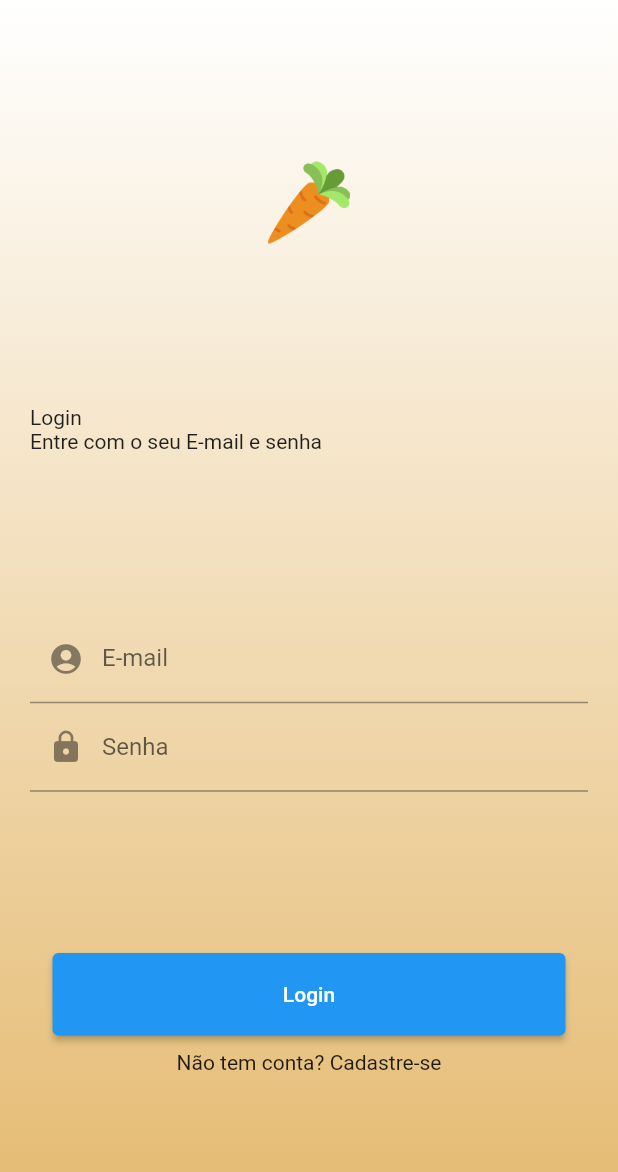
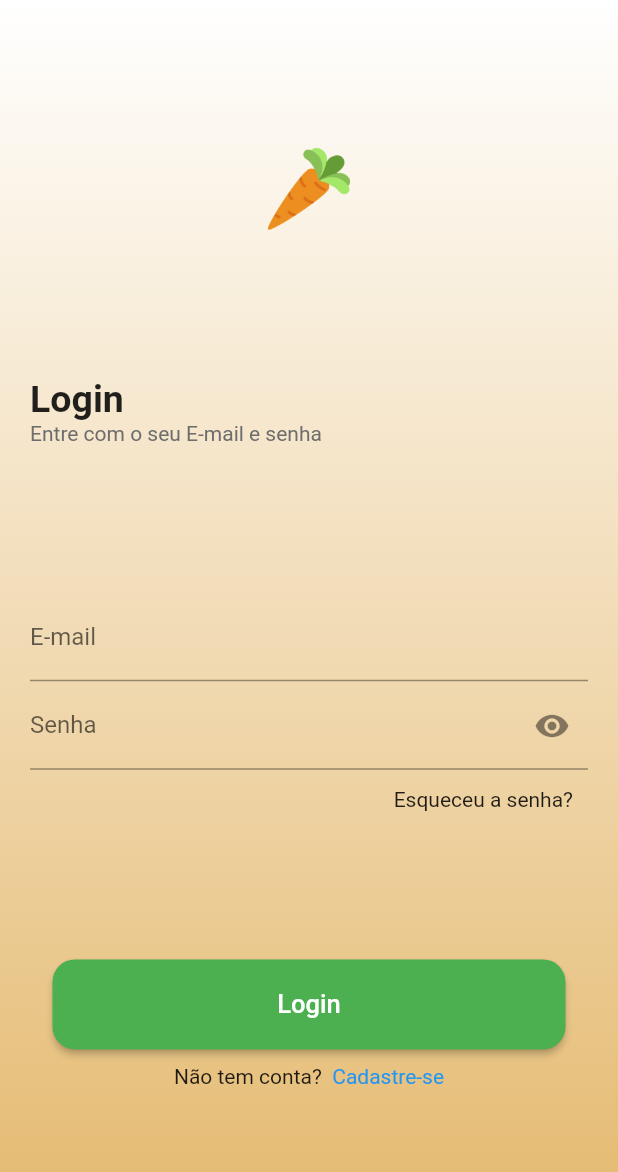
Before and after one commit to Rezende-Fabio/fruit-market, a Flutter app: the screen it shows after launch, on a phone screen of 412 x 824 dp. Shown: the top 1172 px of the screen. Run offline on Flutter 3.47's test engine with Material 2 defaults, Android fonts, the phone set to English and light mode, and no system bars.

Commit message:
login page style

```diff
--- /dev/null
+++ b/lib/components/form_login.dart
@@ -0,0 +1,61 @@
+import 'package:flutter/material.dart';
+
+class FormLogin extends StatefulWidget {
+  const FormLogin({super.key});
+
+  @override
+  State<FormLogin> createState() => _FormLoginState();
+}
+
+class _FormLoginState extends State<FormLogin> {
+  bool _verSenha = true;
+
+  @override
+  Widget build(BuildContext context) {
+    return Container(
+      padding: const EdgeInsets.only(left: 20, right: 20),
+      width: double.infinity,
+      child: Column(
+        mainAxisAlignment: MainAxisAlignment.center,
+        children: [
+          Column(
+            children: [
+              const TextField(
+                textInputAction: TextInputAction.next,
+                decoration: InputDecoration(
+                  labelText: "E-mail",
+                ),
+              ),
+              TextField(
+                obscureText: _verSenha,
+                textInputAction: TextInputAction.next,
+                decoration: InputDecoration(
+                  labelText: "Senha",
+                  suffixIcon: IconButton(
+                    icon: _verSenha
+                        ? const Icon(Icons.visibility)
+                        : const Icon(Icons.visibility_off),
+                    onPressed: () => {
+                      setState(() {
+                        _verSenha = !_verSenha;
+                      })
+                    },
+                  ),
+                ),
+              ),
+              const Padding(
+                padding: EdgeInsets.only(top: 12, right: 10),
+                child: Row(
+                  mainAxisAlignment: MainAxisAlignment.end,
+                  children: [
+                    Text("Esqueceu a senha?")
+                  ],
+                ),
+              )
+            ],
+          ),
+        ],
+      ),
+    );
+  }
+}
--- a/lib/main.dart
+++ b/lib/main.dart
@@ -11,7 +11,7 @@ class MyApp extends StatelessWidget {
   @override
   Widget build(BuildContext context) {
     return MaterialApp(
-      title: 'Flutter Demo',
+      title: 'Fruit Marke',
       theme: ThemeData(
         colorScheme: ColorScheme.fromSeed(seedColor: Colors.deepPurple),
         useMaterial3: true,
--- a/lib/pages/login.dart
+++ b/lib/pages/login.dart
@@ -1,4 +1,5 @@
 import 'package:flutter/material.dart';
+import '../components/form_login.dart';
 
 class Login extends StatefulWidget {
   @override
@@ -10,7 +11,7 @@ class _LoginState extends State<Login> {
   Widget build(BuildContext context) {
     return Scaffold(
       body: Container(
-        decoration: BoxDecoration(
+        decoration: const BoxDecoration(
           gradient: LinearGradient(
             begin: Alignment.topRight,
             end: Alignment.bottomRight,
@@ -22,67 +23,71 @@ class _LoginState extends State<Login> {
           children: [
             Center(
               child: Container(
-                  width: 55,
-                  child: Image.asset("assets/cenoura.png"),
-                ),
+                width: 55,
+                child: Image.asset("assets/cenoura.png"),
+              ),
             ),
             Center(
               child: Container(
-                padding: EdgeInsets.only(left: 20, right: 20),
+                padding: const EdgeInsets.only(left: 20, right: 20),
                 width: double.infinity,
-                child: Row(
+                child: const Row(
                   children: [
                     Column(
                       crossAxisAlignment: CrossAxisAlignment.start,
                       children: [
-                        Text("Login"),
-                        Text("Entre com o seu E-mail e senha")
+                        Text(
+                          "Login",
+                          style: TextStyle(
+                            fontWeight: FontWeight.bold,
+                            fontSize: 25,
+                          ),
+                        ),
+                        Text(
+                          "Entre com o seu E-mail e senha",
+                          style: TextStyle(
+                              color: Color.fromARGB(255, 109, 109, 109)),
+                        )
                       ],
                     ),
                   ],
                 ),
               ),
             ),
-            Center(
-              child: Container(
-                padding: EdgeInsets.only(left: 20, right: 20),
-                width: double.infinity,
-                child: Column(
-                  mainAxisAlignment: MainAxisAlignment.center,
-                  children: [
-                    Column(
-                      children: [
-                        TextField(
-                            textInputAction: TextInputAction.next,
-                            decoration: const InputDecoration(
-                              labelText: "E-mail",
-                              prefixIcon: Icon(Icons.account_circle),
-                            )),
-                        TextField(
-                            textInputAction: TextInputAction.next,
-                            decoration: const InputDecoration(
-                              labelText: "Senha",
-                              prefixIcon: Icon(Icons.lock),
-                            )),
-                      ],
-                    ),
-                  ],
-                ),
-              ),
+            const Center(
+              child: FormLogin(),
             ),
             Center(
               child: Column(
                 children: [
                   Container(
-                    padding: EdgeInsets.only(left: 35, right: 35, bottom: 10),
+                    padding: const EdgeInsets.only(left: 35, right: 35, bottom: 10),
                     width: double.infinity,
-                    height: 65,
+                    height: 70,
                     child: ElevatedButton(
                       onPressed: () => {},
-                      child: Text("Login"),
+                      child: const Text(
+                        "Login",
+                        style: TextStyle(fontSize: 17),
+                      ),
+                      style: ElevatedButton.styleFrom(
+                        backgroundColor: Colors.green,
+                        shape: RoundedRectangleBorder(
+                          borderRadius: BorderRadius.circular(15),
+                        ),
+                      ),
                     ),
                   ),
-                  Text("Não tem conta? Cadastre-se")
+                  const Row(
+                    mainAxisAlignment: MainAxisAlignment.center,
+                    children: [
+                      Text("Não tem conta?  "),
+                      Text(
+                        "Cadastre-se",
+                        style: TextStyle(color: Colors.blue),
+                      )
+                    ],
+                  )
                 ],
               ),
             )
```
